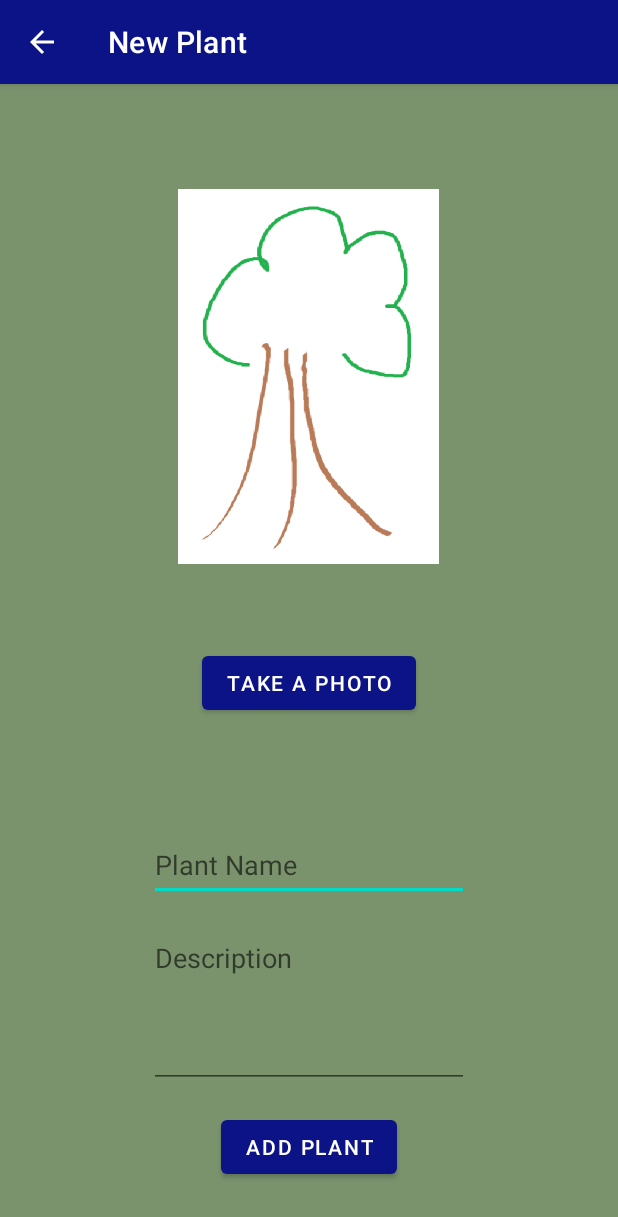
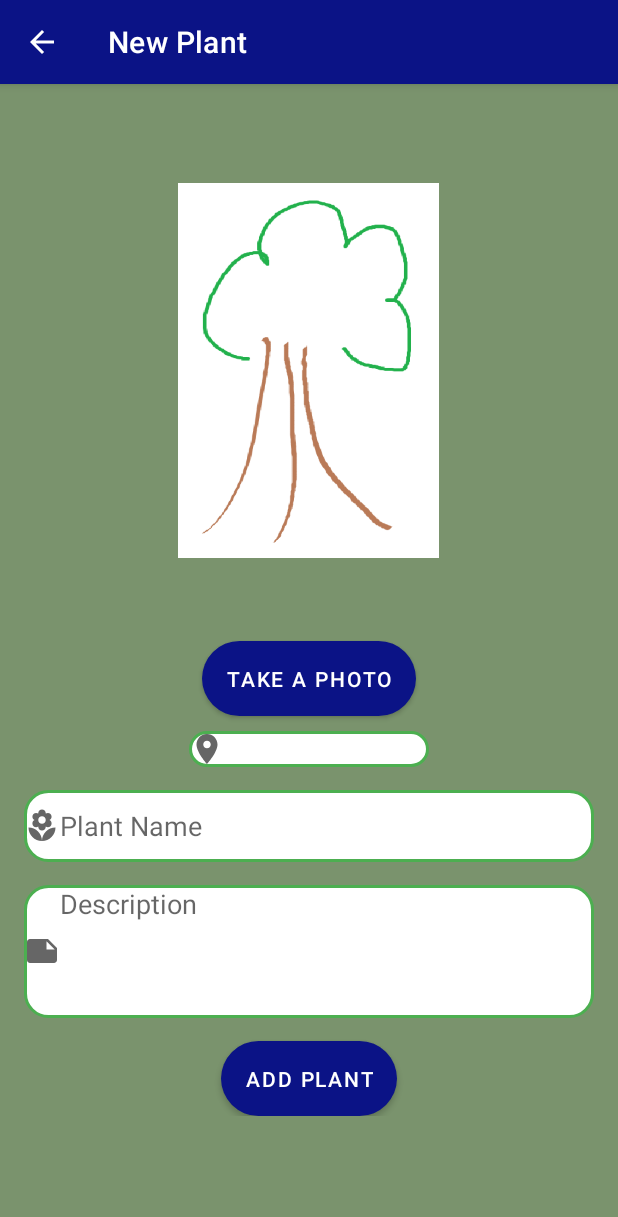
Before and after one commit to MJLablanc1/Plant_Tracker2, an Android app: the PlantInput screen opened directly, with no data from a screen before it, on a phone screen of 412 x 824 dp. Shown: the top 1217 px of the screen. Run offline under Robolectric (Android 15) with nearby library versions, the phone set to English and light mode, and no system bars; our stand-ins replace Firebase (no records; nobody signed in at launch, a user with empty details on screens opened directly); 2 statements that could not run were skipped.

Commit message:
Added shapes and styles

```diff
--- a/app/src/main/java/com/isit322/plant_tracker/PlantView.kt
+++ b/app/src/main/java/com/isit322/plant_tracker/PlantView.kt
@@ -44,7 +44,6 @@ class PlantView : AppCompatActivity() {
                     locationText.setText(formattedAddress)
                 }
             }
-
         }
 
 
--- /dev/null
+++ b/app/src/main/res/drawable/edit_text_shape.xml
@@ -0,0 +1,13 @@
+<?xml version="1.0" encoding="utf-8"?>
+<!-- res/drawable/rounded_edittext_focused.xml -->
+<shape xmlns:android="http://schemas.android.com/apk/res/android"
+    android:shape="rectangle" android:padding="10dp">
+
+    <solid android:color="#FFFFFF"/>
+    <stroke android:width="2dp" android:color="#4CAF50" />
+    <corners
+        android:bottomRightRadius="15dp"
+        android:bottomLeftRadius="15dp"
+        android:topLeftRadius="15dp"
+        android:topRightRadius="15dp" />
+</shape>
--- /dev/null
+++ b/app/src/main/res/drawable/ic_baseline_local_florist_24.xml
@@ -0,0 +1,10 @@
+<vector xmlns:android="http://schemas.android.com/apk/res/android"
+    android:width="24dp"
+    android:height="24dp"
+    android:viewportWidth="24"
+    android:viewportHeight="24"
+    android:tint="?attr/colorControlNormal">
+  <path
+      android:fillColor="@android:color/white"
+      android:pathData="M12,22c4.97,0 9,-4.03 9,-9 -4.97,0 -9,4.03 -9,9zM5.6,10.25c0,1.38 1.12,2.5 2.5,2.5 0.53,0 1.01,-0.16 1.42,-0.44l-0.02,0.19c0,1.38 1.12,2.5 2.5,2.5s2.5,-1.12 2.5,-2.5l-0.02,-0.19c0.4,0.28 0.89,0.44 1.42,0.44 1.38,0 2.5,-1.12 2.5,-2.5 0,-1 -0.59,-1.85 -1.43,-2.25 0.84,-0.4 1.43,-1.25 1.43,-2.25 0,-1.38 -1.12,-2.5 -2.5,-2.5 -0.53,0 -1.01,0.16 -1.42,0.44l0.02,-0.19C14.5,2.12 13.38,1 12,1S9.5,2.12 9.5,3.5l0.02,0.19c-0.4,-0.28 -0.89,-0.44 -1.42,-0.44 -1.38,0 -2.5,1.12 -2.5,2.5 0,1 0.59,1.85 1.43,2.25 -0.84,0.4 -1.43,1.25 -1.43,2.25zM12,5.5c1.38,0 2.5,1.12 2.5,2.5s-1.12,2.5 -2.5,2.5S9.5,9.38 9.5,8s1.12,-2.5 2.5,-2.5zM3,13c0,4.97 4.03,9 9,9 0,-4.97 -4.03,-9 -9,-9z"/>
+</vector>
--- /dev/null
+++ b/app/src/main/res/drawable/ic_baseline_location_on_24.xml
@@ -0,0 +1,10 @@
+<vector xmlns:android="http://schemas.android.com/apk/res/android"
+    android:width="24dp"
+    android:height="24dp"
+    android:viewportWidth="24"
+    android:viewportHeight="24"
+    android:tint="?attr/colorControlNormal">
+  <path
+      android:fillColor="@android:color/white"
+      android:pathData="M12,2C8.13,2 5,5.13 5,9c0,5.25 7,13 7,13s7,-7.75 7,-13c0,-3.87 -3.13,-7 -7,-7zM12,11.5c-1.38,0 -2.5,-1.12 -2.5,-2.5s1.12,-2.5 2.5,-2.5 2.5,1.12 2.5,2.5 -1.12,2.5 -2.5,2.5z"/>
+</vector>
--- /dev/null
+++ b/app/src/main/res/drawable/ic_baseline_note_24.xml
@@ -0,0 +1,11 @@
+<vector xmlns:android="http://schemas.android.com/apk/res/android"
+    android:width="24dp"
+    android:height="24dp"
+    android:viewportWidth="24"
+    android:viewportHeight="24"
+    android:tint="?attr/colorControlNormal"
+    android:autoMirrored="true">
+  <path
+      android:fillColor="@android:color/white"
+      android:pathData="M22,10l-6,-6L4,4c-1.1,0 -2,0.9 -2,2v12.01c0,1.1 0.9,1.99 2,1.99l16,-0.01c1.1,0 2,-0.89 2,-1.99v-8zM15,5.5l5.5,5.5L15,11L15,5.5z"/>
+</vector>
--- /dev/null
+++ b/app/src/main/res/drawable/rectangle.xml
@@ -0,0 +1,18 @@
+<?xml version="1.0" encoding="utf-8"?>
+<layer-list
+    xmlns:android="http://schemas.android.com/apk/res/android">
+
+    <item>
+        <shape
+            android:shape="rectangle">
+            <solid android:color="@color/purple_500" />
+            <corners android:radius="50dp"/>
+            <size android:width="100dp" android:height="50dp"/>
+            <padding
+                android:left="15dp"
+                android:right="15dp"
+                android:top="15dp"
+                android:bottom="15dp"/>
+        </shape>
+    </item>
+</layer-list>
--- a/app/src/main/res/layout/activity_plant_input.xml
+++ b/app/src/main/res/layout/activity_plant_input.xml
@@ -11,13 +11,13 @@
     <LinearLayout
         android:layout_width="match_parent"
         android:layout_height="match_parent"
+        android:layout_margin="16dp"
         android:orientation="vertical">
 
         <ImageView
             android:id="@+id/PlantImage"
             android:layout_width="250dp"
             android:layout_height="350dp"
-            android:layout_marginTop="20dp"
             android:layout_gravity="center"
             android:contentDescription="Plant Image"
             android:rotation="90"
@@ -30,21 +30,24 @@
             android:layout_height="wrap_content"
             android:layout_marginTop="5dp"
             android:text="Take a photo"
-            android:layout_gravity="center_horizontal" />
+            android:layout_gravity="center_horizontal"
+            android:background="@drawable/rectangle" />
 
         <TextView
             android:id="@+id/Location"
             android:layout_width="wrap_content"
-            android:layout_height="48dp"
+            android:layout_height="wrap_content"
             android:layout_gravity="center_horizontal"
             android:layout_marginTop="10dp"
             android:ems="10"
             android:maxLength="50"
-            android:maxLines="2" />
+            android:maxLines="2"
+            android:background="@drawable/edit_text_shape"
+            android:drawableStart="@drawable/ic_baseline_location_on_24"/>
 
         <EditText
             android:id="@+id/PlantName"
-            android:layout_width="wrap_content"
+            android:layout_width="match_parent"
             android:layout_height="wrap_content"
             android:layout_gravity="center"
             android:layout_marginTop="15dp"
@@ -53,21 +56,22 @@
             android:inputType="text"
             android:maxLength="255"
             android:maxLines="2"
-            android:minHeight="48dp" />
+            android:minHeight="48dp"
+            android:background="@drawable/edit_text_shape"
+            android:drawableStart="@drawable/ic_baseline_local_florist_24"/>
 
         <EditText
             android:id="@+id/PlantDescription"
-            android:layout_width="wrap_content"
+            android:layout_width="match_parent"
             android:layout_height="match_parent"
             android:layout_marginTop="15dp"
-            android:ems="10"
             android:gravity="start|top"
             android:hint="Description"
             android:inputType="textMultiLine"
-            android:minHeight="48dp"
             android:lines="4"
             android:maxLines="4"
-            android:layout_gravity="center" />
+            android:background="@drawable/edit_text_shape"
+            android:drawableStart="@drawable/ic_baseline_note_24"/>
 
         <Button
             android:id="@+id/AddPlantBtn"
@@ -75,7 +79,8 @@
             android:layout_height="wrap_content"
             android:layout_marginTop="15dp"
             android:text="Add Plant"
-            android:layout_gravity="center" />
+            android:layout_gravity="center"
+            android:background="@drawable/rectangle"/>
 
     </LinearLayout>
 
```
Also changed, not shown: app/src/main/res/drawable/circle_gradient.xml (added, +19 -0 lines), app/src/main/res/drawable/circle_with_color_border.xml (added, +40 -0 lines), app/src/main/res/drawable/ring_gradient.xml (added, +18 -0 lines), app/src/main/res/layout/activity_main.xml (+19 -4 lines), app/src/main/res/layout/activity_plant_view.xml (+16 -15 lines).
